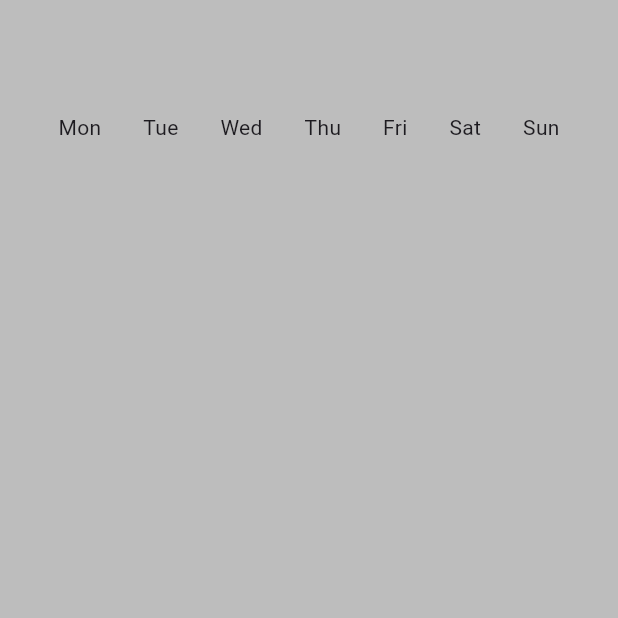
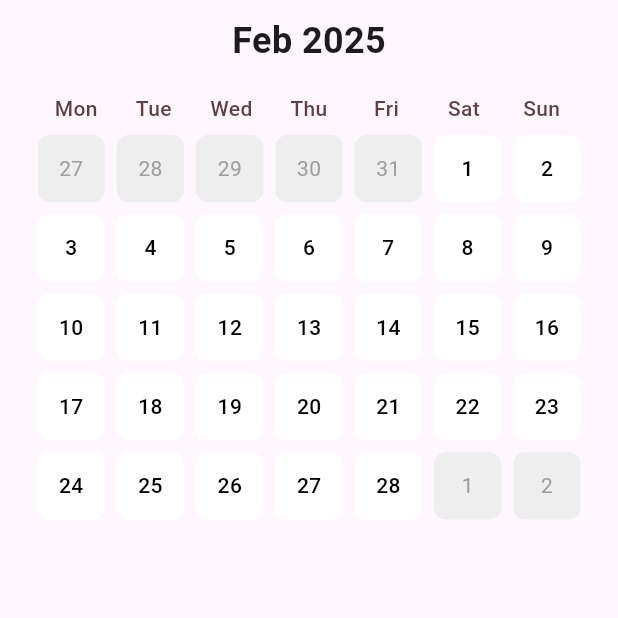
Before and after one commit to sequitria/Dream-Mapper, a Flutter app: the screen it shows after launch, on a phone screen of 412 x 824 dp, the top half of it. Run offline on Flutter 3.47's test engine with Material 3 defaults, Android fonts, the phone set to English and light mode, and no system bars.

Commit message:
Working scrollable calendar finished

```diff
--- a/lib/pages/home_page.dart
+++ b/lib/pages/home_page.dart
@@ -13,9 +13,7 @@ class _HomePageState extends State<HomePage> {
   Widget build(BuildContext context) {
     return Scaffold(
       backgroundColor: Colors.grey[400],
-      body: Calendar(
-
-      ),
+      body: Calendar(),
     );
   }
 }
--- a/lib/services/calendar_services.dart
+++ b/lib/services/calendar_services.dart
@@ -61,6 +61,46 @@ class CalendarServices {
     firstAndLastDay.add(DateTime(date.year, date.month + 1, 0).weekday);
     return firstAndLastDay;
   }
+
+  // Returns a list of dates for the entire month grid, including padding days
+  List<DateTime> getMonthGrid(DateTime date) {
+    List<DateTime> days = [];
+
+    // Get first day of month
+    DateTime firstDay = DateTime(date.year, date.month, 1);
+
+    // Calculate padding days from previous month
+    int firstWeekday = firstDay.weekday;
+    if (firstWeekday != 1) {
+      // If not Monday, add padding
+      DateTime prevMonth = DateTime(date.year, date.month - 1);
+      int daysInPrevMonth = getMonthDays(prevMonth);
+      for (int i = firstWeekday - 2; i >= 0; i--) {
+        days.add(
+            DateTime(prevMonth.year, prevMonth.month, daysInPrevMonth - i));
+      }
+    }
+
+    // Add current month days
+    for (int day = 1; day <= getMonthDays(date); day++) {
+      days.add(DateTime(date.year, date.month, day));
+    }
+
+    // Add padding days for next month until we have a complete grid
+    int remainingDays;
+    if (days.length > 35) {
+      remainingDays = 42 - days.length; // 6 weeks × 7 days
+    } else{
+      remainingDays = 35 - days.length; // 5 weeks x 7 days
+    }
+
+    DateTime nextMonth = DateTime(date.year, date.month + 1);
+    for (int day = 1; day <= remainingDays; day++) {
+      days.add(DateTime(nextMonth.year, nextMonth.month, day));
+    }
+
+    return days;
+  }
 }
 
 void main() {
--- a/lib/widgets/calendar.dart
+++ b/lib/widgets/calendar.dart
@@ -2,36 +2,116 @@ import 'package:dream_mapper/services/calendar_services.dart';
 import 'package:dream_mapper/widgets/month.dart';
 import 'package:flutter/material.dart';
 
+// lib/widgets/calendar.dart
 class Calendar extends StatefulWidget {
-  const Calendar({
-    super.key,
-  });
+  const Calendar({super.key});
 
   @override
   State<Calendar> createState() => _CalendarState();
 }
 
 class _CalendarState extends State<Calendar> {
-  late DateTime currentState;
-  late CalendarServices calendarService;
+  late PageController _pageController;
+  late DateTime _currentMonth;
+  final CalendarServices _calendarService = CalendarServices();
 
   @override
   void initState() {
     super.initState();
-    currentState = DateTime.now();
-    calendarService = CalendarServices();
+    // Start at a large number to allow scrolling backwards
+    _currentMonth = DateTime.now();
+    _pageController = PageController(
+      initialPage: 2000, // Start at 1000 to allow scrolling both ways
+    );
+  }
+
+  void _onPageChanged(int page) {
+    setState(() {
+      // Calculate month offset from initial page
+      int monthOffset = page - 2000;
+      _currentMonth = DateTime(
+        DateTime.now().year,
+        DateTime.now().month + monthOffset,
+      );
+    });
   }
 
   @override
   Widget build(BuildContext context) {
-    return Container(
-      padding: EdgeInsets.symmetric(vertical: 75.0),
-      //color: Colors.blueGrey,
-      alignment: Alignment.topCenter,
-      child: Month(monthId: calendarService.getMonthId(currentState),
-          monthName: calendarService.getMonthName(calendarService.getMonth(currentState)),
-          numDays: calendarService.getMonthDays(currentState),
-          firstAndLastWeekday: calendarService.getFirstAndLastWeekDay(currentState)),
+    return Scaffold(
+      body: Padding(
+        padding: const EdgeInsets.symmetric(horizontal: 25),
+        child: SafeArea(
+          child: Column(
+            children: [
+              // MONTH AND YEAR
+              Padding(
+                padding: const EdgeInsets.symmetric(vertical: 10.0),
+                child: Row(
+                  mainAxisAlignment: MainAxisAlignment.center,
+                  children: [
+                    Text(
+                      '${_calendarService.getMonthName(_currentMonth.month)} ${_currentMonth.year}',
+                      style: const TextStyle(
+                        fontSize: 24,
+                        fontWeight: FontWeight.bold,
+                      ),
+                    ),
+                  ],
+                ),
+              ),
+              // ROW OF WEEKDAYS
+              Padding(
+                padding: const EdgeInsets.symmetric(vertical: 8.0),
+                child: Row(
+                  mainAxisAlignment: MainAxisAlignment.spaceAround,
+                  children: _calendarService
+                      .getWeekDays()
+                      .map(
+                        (day) => SizedBox(
+                          width: 40,
+                          child: Text(
+                            day,
+                            style: const TextStyle(
+                              fontWeight: FontWeight.w500,
+                              color: Color.fromARGB(255, 96, 63, 63),
+                            ),
+                            textAlign: TextAlign.center,
+                          ),
+                        ),
+                      )
+                      .toList(),
+                ),
+              ),
+              // Calendar pages
+              Expanded(
+                child: PageView.builder(
+                  controller: _pageController,
+                  onPageChanged: _onPageChanged,
+                  itemBuilder: (context, index) {
+                    // Calculate the month for this page
+                    final monthOffset = index - 2000;
+                    final month = DateTime(
+                      DateTime.now().year,
+                      DateTime.now().month + monthOffset,
+                    );
+
+                    return Month(
+                      displayMonth: month,
+                    );
+                  },
+                ),
+              ),
+            ],
+          ),
+        ),
+      ),
     );
   }
+
+  @override
+  void dispose() {
+    _pageController.dispose();
+    super.dispose();
+  }
 }
--- a/lib/widgets/month.dart
+++ b/lib/widgets/month.dart
@@ -1,40 +1,59 @@
 import 'package:dream_mapper/services/calendar_services.dart';
 import 'package:flutter/material.dart';
 
-class Month extends StatefulWidget {
-  final String monthId;
-  final String monthName;
-  final int numDays;
-  final List<int> firstAndLastWeekday;
+class Month extends StatelessWidget {
+  final DateTime displayMonth;
+  final VoidCallback? onNext;
+  final VoidCallback? onPrevious;
 
-  const Month(
-      {super.key,
-      required this.monthId,
-      required this.monthName,
-      required this.numDays,
-      required this.firstAndLastWeekday});
+  const Month({
+    super.key,
+    required this.displayMonth,
+    this.onNext,
+    this.onPrevious,
+  });
 
   @override
-  State<Month> createState() => _MonthState();
-}
+  Widget build(BuildContext context) {
+    final calendarService = CalendarServices();
+    final days = calendarService.getMonthGrid(displayMonth);
 
-class _MonthState extends State<Month> {
-  late CalendarServices calendarService = CalendarServices();
-  @override
-  Widget build(BuildContext context) {
-    return Container(
-      padding: EdgeInsets.symmetric(horizontal: 25.0),
-      child: Column(
-        children: [
-          Row(
-            mainAxisAlignment: MainAxisAlignment.spaceAround,
-            children: [
-              for (String day in calendarService.getWeekDays())
-                Text(day),
-            ],
-          )
-        ],
-      ),
+    return Column(
+      children: [
+        // Calendar grid
+        Expanded(
+          child: GridView.builder(
+            physics: const NeverScrollableScrollPhysics(),
+            gridDelegate: const SliverGridDelegateWithFixedCrossAxisCount(
+              crossAxisCount: 7,
+              mainAxisSpacing: 8,
+              crossAxisSpacing: 8,
+            ),
+            itemCount: days.length,
+            itemBuilder: (context, index) {
+              final day = days[index];
+              final isCurrentMonth = day.month == displayMonth.month;
+
+              return Container(
+                decoration: BoxDecoration(
+                  color: isCurrentMonth ? Colors.white : Colors.grey[200],
+                  borderRadius: BorderRadius.circular(8),
+                ),
+                child: Center(
+                  child: Text(
+                    day.day.toString(),
+                    style: TextStyle(
+                      color: isCurrentMonth ? Colors.black : Colors.grey,
+                      fontWeight:
+                          isCurrentMonth ? FontWeight.w500 : FontWeight.normal,
+                    ),
+                  ),
+                ),
+              );
+            },
+          ),
+        ),
+      ],
     );
   }
 }
```
